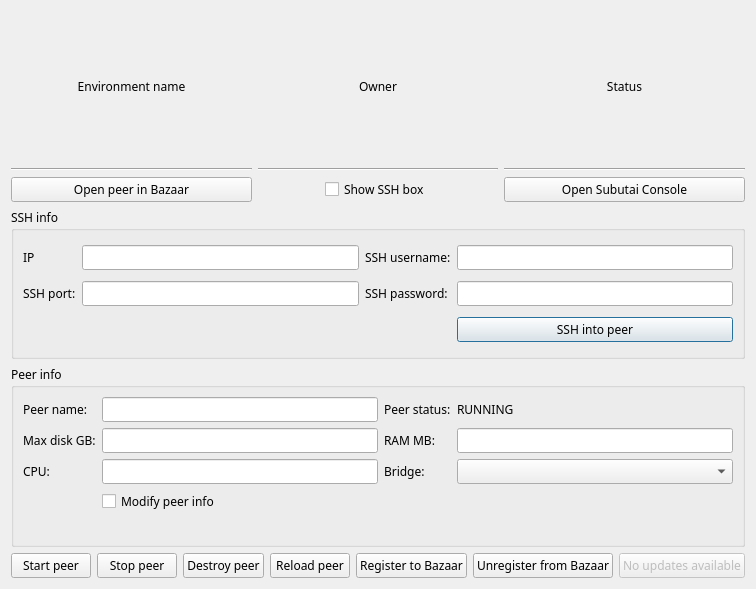
subutai-io/control-center, file hub/forms/DlgPeer.ui: the form before one commit.
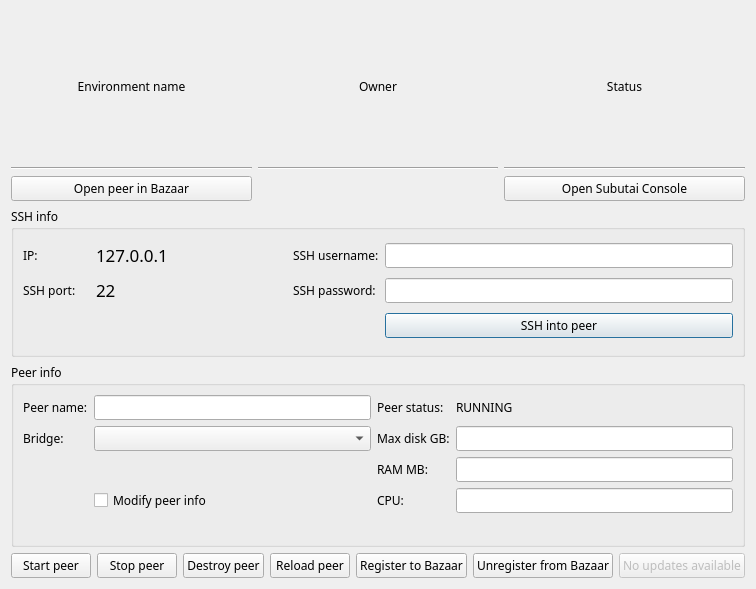
The form after the commit.

Commit message: ssh info group done

Patch:
```diff
--- a/hub/forms/DlgPeer.ui
+++ b/hub/forms/DlgPeer.ui
@@ -35,8 +35,41 @@
       <string>SSH info</string>
      </property>
      <layout class="QGridLayout" name="gridLayout_2">
-      <item row="0" column="1">
-       <widget class="QLineEdit" name="le_ip"/>
+      <item row="1" column="1">
+       <widget class="QLabel" name="lbl_port">
+        <property name="minimumSize">
+         <size>
+          <width>205</width>
+          <height>0</height>
+         </size>
+        </property>
+        <property name="font">
+         <font>
+          <pointsize>13</pointsize>
+         </font>
+        </property>
+        <property name="frameShadow">
+         <enum>QFrame::Plain</enum>
+        </property>
+        <property name="lineWidth">
+         <number>0</number>
+        </property>
+        <property name="text">
+         <string>22</string>
+        </property>
+        <property name="textFormat">
+         <enum>Qt::RichText</enum>
+        </property>
+        <property name="alignment">
+         <set>Qt::AlignLeading|Qt::AlignLeft|Qt::AlignVCenter</set>
+        </property>
+        <property name="margin">
+         <number>0</number>
+        </property>
+        <property name="indent">
+         <number>14</number>
+        </property>
+       </widget>
       </item>
       <item row="1" column="3">
        <widget class="QLineEdit" name="le_pass"/>
@@ -58,8 +91,8 @@
         </property>
        </widget>
       </item>
-      <item row="1" column="1">
-       <widget class="QLineEdit" name="le_port"/>
+      <item row="0" column="3">
+       <widget class="QLineEdit" name="le_user"/>
       </item>
       <item row="2" column="3">
        <widget class="QPushButton" name="btn_ssh_peer">
@@ -81,16 +114,39 @@
         </property>
        </widget>
       </item>
-      <item row="0" column="3">
-       <widget class="QLineEdit" name="le_user"/>
-      </item>
       <item row="0" column="0">
        <widget class="QLabel" name="label">
         <property name="toolTip">
          <string>Host address of the Peer</string>
         </property>
         <property name="text">
-         <string>IP</string>
+         <string>IP:</string>
+        </property>
+       </widget>
+      </item>
+      <item row="0" column="1">
+       <widget class="QLabel" name="lbl_ip">
+        <property name="minimumSize">
+         <size>
+          <width>205</width>
+          <height>0</height>
+         </size>
+        </property>
+        <property name="font">
+         <font>
+          <pointsize>13</pointsize>
+          <weight>50</weight>
+          <bold>false</bold>
+         </font>
+        </property>
+        <property name="text">
+         <string>127.0.0.1</string>
+        </property>
+        <property name="textFormat">
+         <enum>Qt::RichText</enum>
+        </property>
+        <property name="indent">
+         <number>14</number>
         </property>
        </widget>
       </item>
@@ -159,25 +215,6 @@
      </property>
     </widget>
    </item>
-   <item row="6" column="2" alignment="Qt::AlignHCenter">
-    <widget class="QCheckBox" name="show_ssh">
-     <property name="sizePolicy">
-      <sizepolicy hsizetype="Minimum" vsizetype="Fixed">
-       <horstretch>0</horstretch>
-       <verstretch>0</verstretch>
-      </sizepolicy>
-     </property>
-     <property name="toolTip">
-      <string>Show ssh information of the Peer</string>
-     </property>
-     <property name="layoutDirection">
-      <enum>Qt::LeftToRight</enum>
-     </property>
-     <property name="text">
-      <string>Show SSH box</string>
-     </property>
-    </widget>
-   </item>
    <item row="2" column="1">
     <widget class="Line" name="line_1">
      <property name="orientation">
@@ -204,25 +241,9 @@
       <string>Peer info</string>
      </property>
      <layout class="QGridLayout" name="gridLayout_3">
-      <item row="2" column="3">
+      <item row="3" column="3">
        <widget class="QLineEdit" name="le_ram"/>
       </item>
-      <item row="2" column="0">
-       <widget class="QLabel" name="lbl_disk">
-        <property name="toolTip">
-         <string>Peer's disk size in GB</string>
-        </property>
-        <property name="text">
-         <string>Max disk GB:</string>
-        </property>
-       </widget>
-      </item>
-      <item row="9" column="3">
-       <layout class="QVBoxLayout" name="verticalLayout_4"/>
-      </item>
-      <item row="9" column="1">
-       <layout class="QVBoxLayout" name="verticalLayout_3"/>
-      </item>
       <item row="1" column="0">
        <widget class="QLabel" name="lbl_name">
         <property name="toolTip">
@@ -233,18 +254,8 @@
         </property>
        </widget>
       </item>
-      <item row="5" column="1">
-       <widget class="QCheckBox" name="change_confugre">
-        <property name="toolTip">
-         <string>Unlock to change your Peer configurations</string>
-        </property>
-        <property name="text">
-         <string>Modify peer info</string>
-        </property>
-       </widget>
-      </item>
-      <item row="4" column="1">
-       <widget class="QLineEdit" name="le_cpu"/>
+      <item row="1" column="1">
+       <widget class="QLineEdit" name="le_name"/>
       </item>
       <item row="1" column="3">
        <widget class="QLabel" name="le_status">
@@ -253,7 +264,7 @@
         </property>
        </widget>
       </item>
-      <item row="2" column="2">
+      <item row="3" column="2">
        <widget class="QLabel" name="lbl_ram">
         <property name="toolTip">
          <string>RAM size of the Peer in MB</string>
@@ -263,22 +274,6 @@
         </property>
        </widget>
       </item>
-      <item row="1" column="1">
-       <widget class="QLineEdit" name="le_name"/>
-      </item>
-      <item row="4" column="3">
-       <widget class="QComboBox" name="cmb_bridge"/>
-      </item>
-      <item row="4" column="2">
-       <widget class="QLabel" name="lbl_bridge">
-        <property name="toolTip">
-         <string>Bridged interface of the Peer</string>
-        </property>
-        <property name="text">
-         <string>Bridge:</string>
-        </property>
-       </widget>
-      </item>
       <item row="1" column="2">
        <widget class="QLabel" name="lbl_status">
         <property name="minimumSize">
@@ -295,19 +290,6 @@
         </property>
        </widget>
       </item>
-      <item row="2" column="1">
-       <widget class="QLineEdit" name="le_disk"/>
-      </item>
-      <item row="4" column="0">
-       <widget class="QLabel" name="lbl_cpu">
-        <property name="toolTip">
-         <string>Number of CPU cores of the Peer</string>
-        </property>
-        <property name="text">
-         <string>CPU:</string>
-        </property>
-       </widget>
-      </item>
       <item row="11" column="1">
        <widget class="QLabel" name="lbl_update_peeros">
         <property name="enabled">
@@ -327,6 +309,55 @@
         </property>
        </widget>
       </item>
+      <item row="2" column="1">
+       <widget class="QComboBox" name="cmb_bridge"/>
+      </item>
+      <item row="2" column="0">
+       <widget class="QLabel" name="lbl_bridge">
+        <property name="toolTip">
+         <string>Bridged interface of the Peer</string>
+        </property>
+        <property name="text">
+         <string>Bridge:</string>
+        </property>
+       </widget>
+      </item>
+      <item row="2" column="2">
+       <widget class="QLabel" name="lbl_disk">
+        <property name="toolTip">
+         <string>Peer's disk size in GB</string>
+        </property>
+        <property name="text">
+         <string>Max disk GB:</string>
+        </property>
+       </widget>
+      </item>
+      <item row="2" column="3">
+       <widget class="QLineEdit" name="le_disk"/>
+      </item>
+      <item row="5" column="3">
+       <widget class="QLineEdit" name="le_cpu"/>
+      </item>
+      <item row="5" column="2">
+       <widget class="QLabel" name="lbl_cpu">
+        <property name="toolTip">
+         <string>Number of CPU cores of the Peer</string>
+        </property>
+        <property name="text">
+         <string>CPU:</string>
+        </property>
+       </widget>
+      </item>
+      <item row="5" column="1">
+       <widget class="QCheckBox" name="change_confugre">
+        <property name="toolTip">
+         <string>Unlock to change your Peer configurations</string>
+        </property>
+        <property name="text">
+         <string>Modify peer info</string>
+        </property>
+       </widget>
+      </item>
      </layout>
     </widget>
    </item>
```
The commit also changes 1 other file.
